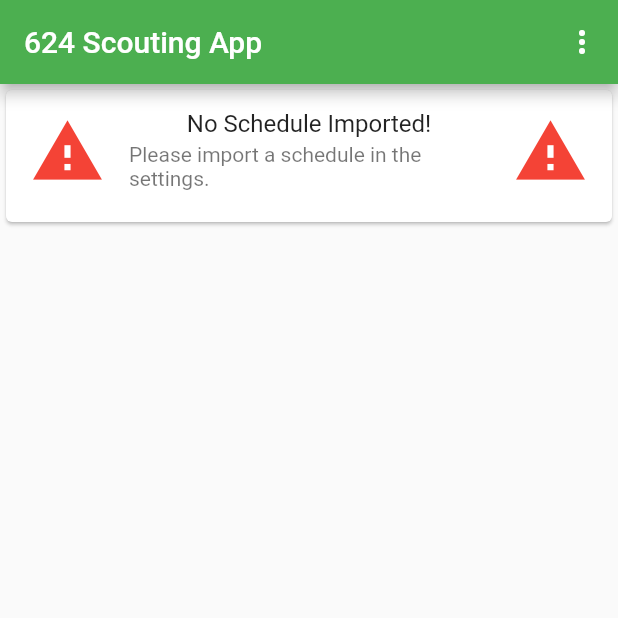
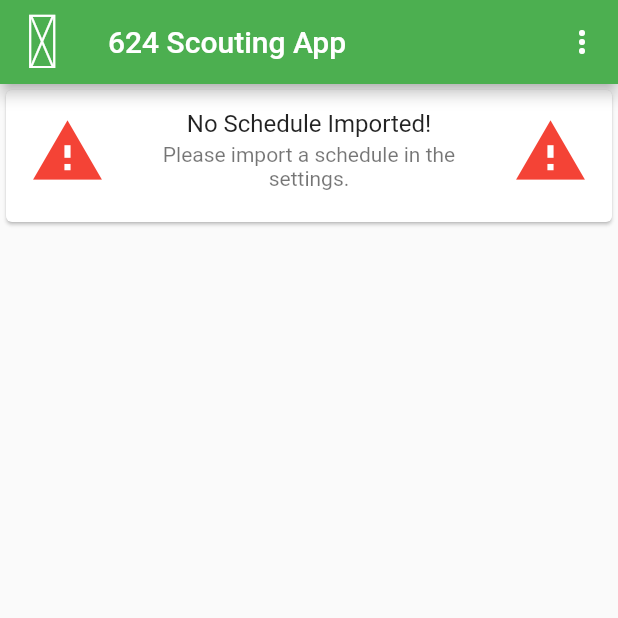
Before and after one commit to DanielYanger/Scouting-App, a Flutter app: the screen it shows after launch, on a phone screen of 412 x 824 dp, the top half of it. Run offline on Flutter 3.47's test engine with Material 2 defaults, Android fonts, the phone set to English and light mode, and no system bars; our stand-ins replace file_picker, flutter_form_builder.

Commit message:
Custom Icons

```diff
--- a/scouting_app/lib/home.dart
+++ b/scouting_app/lib/home.dart
@@ -1,6 +1,7 @@
 import 'package:flutter/cupertino.dart';
 import 'package:flutter/material.dart';
 import 'package:scoutingapp/form.dart';
+import 'scouting_icons_icons.dart';
 
 import 'form.dart';
 import 'settings.dart';
@@ -23,6 +24,10 @@ class MyHomePageState extends State<MyHomePage> {
     return Scaffold(
       appBar: AppBar(
         title: Text("624 Scouting App"),
+        leading: Icon(
+          ScoutingIcons.radioactive,
+          size: 50,
+        ),
         actions: <Widget>[
           IconButton(
             icon: Icon(Icons.more_vert),
@@ -62,9 +67,10 @@ class MyHomePageState extends State<MyHomePage> {
                 return Card(
                   child: ListTile(
                     title: Center(child: Text("No Schedule Imported!")),
-                    subtitle: Center(
-                        child:
-                            Text("Please import a schedule in the settings.")),
+                    subtitle: Text(
+                      "Please import a schedule in the settings.",
+                      textAlign: TextAlign.center,
+                    ),
                     isThreeLine: true,
                     leading: Icon(
                       Icons.warning,
--- /dev/null
+++ b/scouting_app/lib/scouting_icons_icons.dart
@@ -0,0 +1,47 @@
+/// Flutter icons ScoutingIcons
+/// Copyright (C) 2020 by original authors @ fluttericon.com, fontello.com
+/// This font was generated by FlutterIcon.com, which is derived from Fontello.
+///
+/// To use this font, place it in your fonts/ directory and include the
+/// following in your pubspec.yaml
+///
+/// flutter:
+///   fonts:
+///    - family:  ScoutingIcons
+///      fonts:
+///       - asset: fonts/ScoutingIcons.ttf
+///
+///
+/// * Entypo, Copyright (C) 2012 by Daniel Bruce
+///         Author:    Daniel Bruce
+///         License:   SIL (http://scripts.sil.org/OFL)
+///         Homepage:  http://www.entypo.com
+/// * RPG Awesome, Copyright (c) 2014, Daniela Howe
+///         Author:    Daniela Howe & Ivan Montiel
+///         License:   SIL (http://scripts.sil.org/OFL)
+///         Homepage:  http://nagoshiashumari.github.io/Rpg-Awesome/
+/// * Font Awesome 4, Copyright (C) 2016 by Dave Gandy
+///         Author:    Dave Gandy
+///         License:   SIL ()
+///         Homepage:  http://fortawesome.github.com/Font-Awesome/
+/// * Font Awesome 5, Copyright (C) 2016 by Dave Gandy
+///         Author:    Dave Gandy
+///         License:   SIL (https://github.com/FortAwesome/Font-Awesome/blob/master/LICENSE.txt)
+///         Homepage:  http://fortawesome.github.com/Font-Awesome/
+///
+import 'package:flutter/widgets.dart';
+
+class ScoutingIcons {
+  ScoutingIcons._();
+
+  static const _kFontFam = 'ScoutingIcons';
+  static const _kFontPkg = null;
+
+  static const IconData down_arrow = IconData(0xe800, fontFamily: _kFontFam, fontPackage: _kFontPkg);
+  static const IconData boolean = IconData(0xe801, fontFamily: _kFontFam, fontPackage: _kFontPkg);
+  static const IconData radio_button = IconData(0xe802, fontFamily: _kFontFam, fontPackage: _kFontPkg);
+  static const IconData counter = IconData(0xe803, fontFamily: _kFontFam, fontPackage: _kFontPkg);
+  static const IconData radioactive = IconData(0xea79, fontFamily: _kFontFam, fontPackage: _kFontPkg);
+  static const IconData sliders = IconData(0xf1de, fontFamily: _kFontFam, fontPackage: _kFontPkg);
+  static const IconData divider = IconData(0xf7a4, fontFamily: _kFontFam, fontPackage: _kFontPkg);
+}
```
Also changed, not shown: scouting_app/pubspec.yaml (+4 -6 lines), icons/ScoutingIcons.ttf (added).
